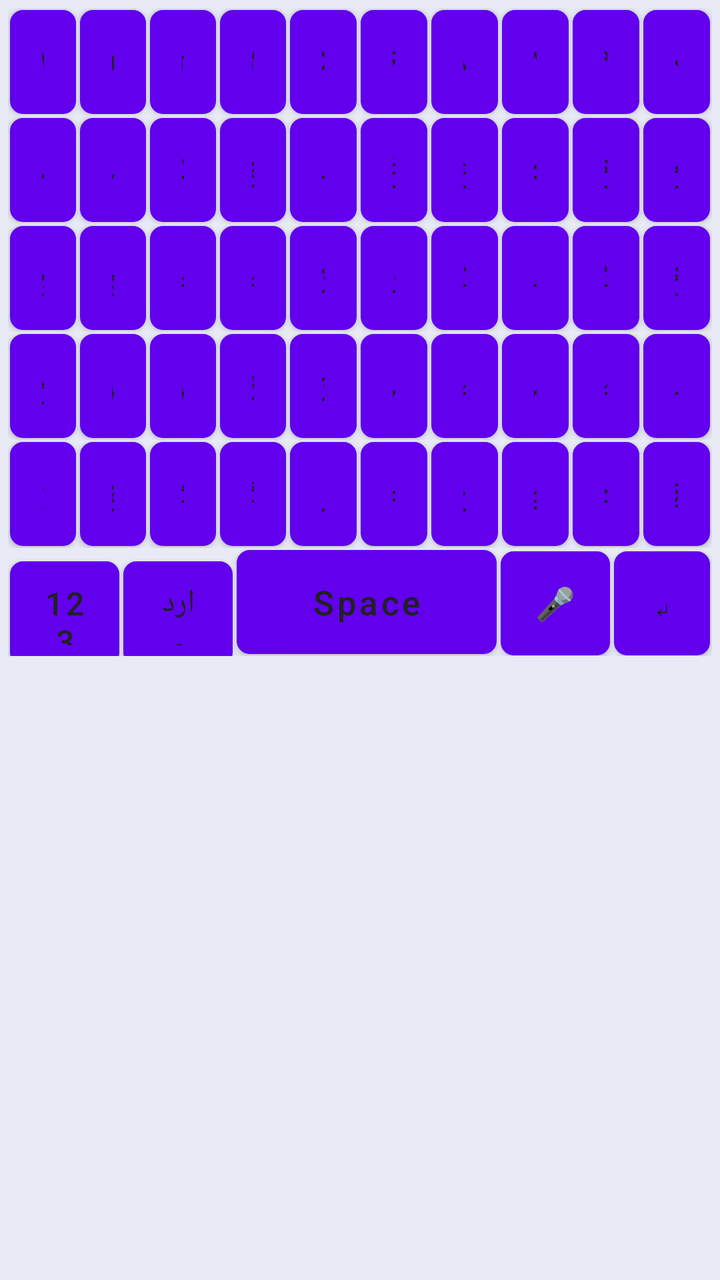
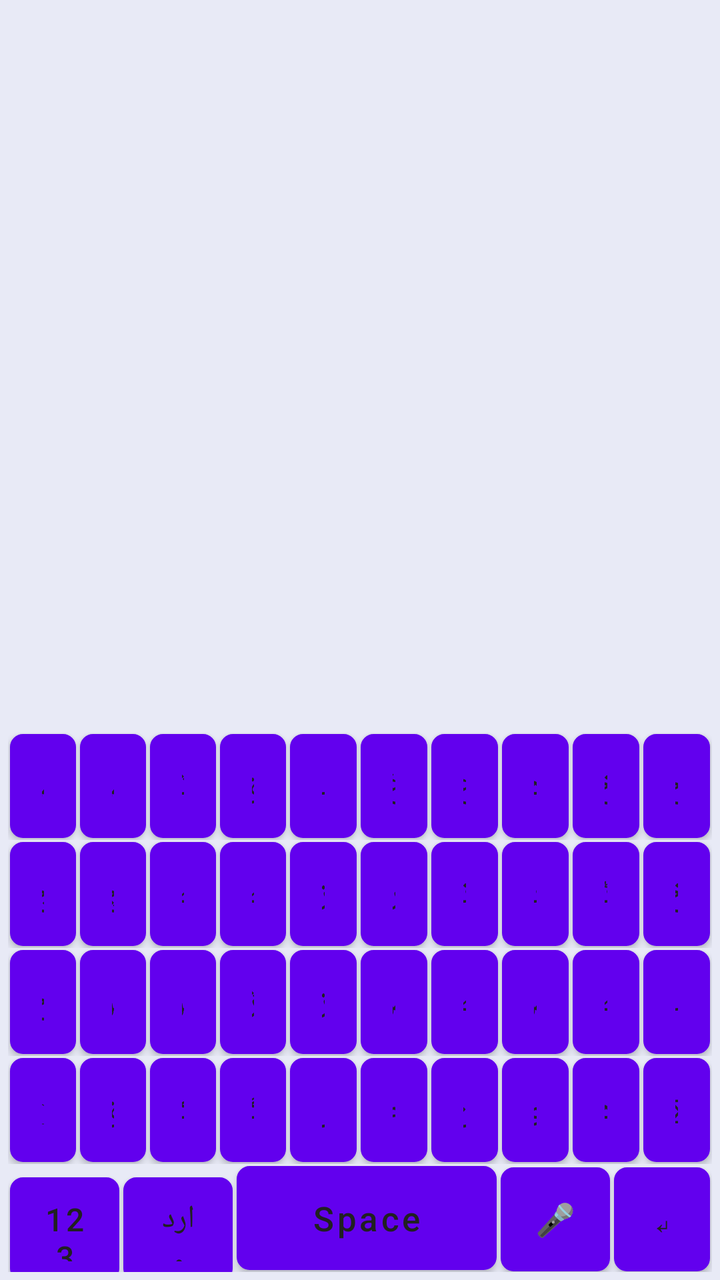

Compare the two renders of this Android layout. The source of the first and the diff that turns it into the second are given below.
<!-- AndroidManifest.xml: fallback theme Theme.MaterialComponents.DayNight.NoActionBar -->
<!-- res/layout/keyboard_urdu.xml -->
<?xml version="1.0" encoding="utf-8"?>
<LinearLayout xmlns:android="http://schemas.android.com/apk/res/android"
    android:layout_width="match_parent"
    android:layout_height="wrap_content"
    android:minHeight="332dp"
    android:background="#E8EAF6"
    android:clipToPadding="false"
    android:fitsSystemWindows="true"
    android:orientation="vertical"
    android:padding="4dp">

    <LinearLayout
        android:layout_width="match_parent"
        android:layout_height="wrap_content"
        android:orientation="horizontal">

        <Button android:id="@+id/urdu_key_num_1" style="@style/KeyboardButton" android:text="۱" />
        <Button android:id="@+id/urdu_key_num_2" style="@style/KeyboardButton" android:text="۲" />
        <Button android:id="@+id/urdu_key_num_3" style="@style/KeyboardButton" android:text="۳" />
        <Button android:id="@+id/urdu_key_num_4" style="@style/KeyboardButton" android:text="۴" />
        <Button android:id="@+id/urdu_key_num_5" style="@style/KeyboardButton" android:text="۵" />
        <Button android:id="@+id/urdu_key_num_6" style="@style/KeyboardButton" android:text="۶" />
        <Button android:id="@+id/urdu_key_num_7" style="@style/KeyboardButton" android:text="۷" />
        <Button android:id="@+id/urdu_key_num_8" style="@style/KeyboardButton" android:text="۸" />
        <Button android:id="@+id/urdu_key_num_9" style="@style/KeyboardButton" android:text="۹" />
        <Button android:id="@+id/urdu_key_num_0" style="@style/KeyboardButton" android:text="۰" />
    </LinearLayout>

    <LinearLayout
        android:layout_width="match_parent"
        android:layout_height="wrap_content"
        android:orientation="horizontal">

        <Button android:id="@+id/urdu_key_1" style="@style/KeyboardButton" android:text="ض" />
        <Button android:id="@+id/urdu_key_2" style="@style/KeyboardButton" android:text="ص" />
        <Button android:id="@+id/urdu_key_3" style="@style/KeyboardButton" android:text="ث" />
        <Button android:id="@+id/urdu_key_4" style="@style/KeyboardButton" android:text="ق" />
        <Button android:id="@+id/urdu_key_5" style="@style/KeyboardButton" android:text="ف" />
        <Button android:id="@+id/urdu_key_6" style="@style/KeyboardButton" android:text="غ" />
        <Button android:id="@+id/urdu_key_7" style="@style/KeyboardButton" android:text="ع" />
        <Button android:id="@+id/urdu_key_8" style="@style/KeyboardButton" android:text="ہ" />
        <Button android:id="@+id/urdu_key_9" style="@style/KeyboardButton" android:text="خ" />
        <Button android:id="@+id/urdu_key_10" style="@style/KeyboardButton" android:text="ح" />
    </LinearLayout>

    <LinearLayout
        android:layout_width="match_parent"
        android:layout_height="wrap_content"
        android:orientation="horizontal">

        <Button android:id="@+id/urdu_key_11" style="@style/KeyboardButton" android:text="ج" />
        <Button android:id="@+id/urdu_key_12" style="@style/KeyboardButton" android:text="چ" />
        <Button android:id="@+id/urdu_key_13" style="@style/KeyboardButton" android:text="ظ" />
        <Button android:id="@+id/urdu_key_14" style="@style/KeyboardButton" android:text="ط" />
        <Button android:id="@+id/urdu_key_15" style="@style/KeyboardButton" android:text="ز" />
        <Button android:id="@+id/urdu_key_16" style="@style/KeyboardButton" android:text="ر" />
        <Button android:id="@+id/urdu_key_17" style="@style/KeyboardButton" android:text="ذ" />
        <Button android:id="@+id/urdu_key_18" style="@style/KeyboardButton" android:text="د" />
        <Button android:id="@+id/urdu_key_19" style="@style/KeyboardButton" android:text="ڈ" />
        <Button android:id="@+id/urdu_key_20" style="@style/KeyboardButton" android:text="خ" />
    </LinearLayout>

    <LinearLayout
        android:layout_width="match_parent"
        android:layout_height="wrap_content"
        android:orientation="horizontal">

        <Button android:id="@+id/urdu_key_21" style="@style/KeyboardButton" android:text="ح" />
        <Button android:id="@+id/urdu_key_22" style="@style/KeyboardButton" android:text="ش" />
        <Button android:id="@+id/urdu_key_23" style="@style/KeyboardButton" android:text="س" />
        <Button android:id="@+id/urdu_key_24" style="@style/KeyboardButton" android:text="ژ" />
        <Button android:id="@+id/urdu_key_25" style="@style/KeyboardButton" android:text="ز" />
        <Button android:id="@+id/urdu_key_26" style="@style/KeyboardButton" android:text="ص" />
        <Button android:id="@+id/urdu_key_27" style="@style/KeyboardButton" android:text="ط" />
        <Button android:id="@+id/urdu_key_28" style="@style/KeyboardButton" android:text="ض" />
        <Button android:id="@+id/urdu_key_29" style="@style/KeyboardButton" android:text="ظ" />
        <Button android:id="@+id/urdu_key_30" style="@style/KeyboardButton" android:text="ف" />
    </LinearLayout>

    <LinearLayout
        android:layout_width="match_parent"
        android:layout_height="wrap_content"
        android:orientation="horizontal">

        <Button android:id="@+id/urdu_key_shift" style="@style/KeyboardButton" android:text="⇧" />
        <Button android:id="@+id/urdu_key_31" style="@style/KeyboardButton" android:text="ق" />
        <Button android:id="@+id/urdu_key_32" style="@style/KeyboardButton" android:text="ک" />
        <Button android:id="@+id/urdu_key_33" style="@style/KeyboardButton" android:text="گ" />
        <Button android:id="@+id/urdu_key_34" style="@style/KeyboardButton" android:text="ل" />
        <Button android:id="@+id/urdu_key_35" style="@style/KeyboardButton" android:text="م" />
        <Button android:id="@+id/urdu_key_36" style="@style/KeyboardButton" android:text="ن" />
        <Button android:id="@+id/urdu_key_37" style="@style/KeyboardButton" android:text="و" />
        <Button android:id="@+id/urdu_key_38" style="@style/KeyboardButton" android:text="ہ" />
        <Button android:id="@+id/urdu_backspace" style="@style/KeyboardButton" android:text="⌫" />
    </LinearLayout>

    <LinearLayout
        android:layout_width="match_parent"
        android:layout_height="wrap_content"
        android:orientation="horizontal">

        <Button android:id="@+id/urdu_key_symbols" style="@style/KeyboardButtonBottomSmall" android:text="123" />
        <Button android:id="@+id/urdu_key_language" style="@style/KeyboardButtonBottomSmall" android:text="اردو" />
        <Button android:id="@+id/urdu_key_space" style="@style/KeyboardButtonBottomSpace" android:text="Space" />
        <Button android:id="@+id/urdu_key_voice" style="@style/KeyboardButtonBottomSmall" android:text="🎤" />
        <Button android:id="@+id/urdu_key_enter" style="@style/KeyboardButtonBottomEnter" android:text="↵" />
    </LinearLayout>

</LinearLayout>
<!-- resources referenced by this layout -->
<resources>
  <style name="KeyboardButton">
          <item name="android:layout_width">0dp</item>
          <item name="android:layout_height">52dp</item>
          <item name="android:layout_weight">1</item>
          <item name="android:layout_margin">1dp</item>
          <item name="android:background">@drawable/key_background</item>
          <item name="android:textColor">#212121</item>
          <item name="android:textSize">17sp</item>
          <item name="android:textAllCaps">false</item>
          <item name="android:gravity">center</item>
          <item name="android:clickable">true</item>
          <item name="android:focusable">true</item>
      </style>
  <style name="KeyboardButtonBottomEnter" parent="KeyboardButton">
          <item name="android:layout_weight">0.7</item>
          <item name="android:textSize">16sp</item>
      </style>
  <style name="KeyboardButtonBottomSmall" parent="KeyboardButton">
          <item name="android:layout_weight">0.8</item>
          <item name="android:textSize">16sp</item>
      </style>
  <style name="KeyboardButtonBottomSpace" parent="KeyboardButton">
          <item name="android:layout_weight">1.9</item>
          <item name="android:textSize">17sp</item>
      </style>
  <!-- drawable key_background (drawable) -->
  <?xml version="1.0" encoding="utf-8"?>
  <selector xmlns:android="http://schemas.android.com/apk/res/android">
      
      <item android:state_pressed="true">
          <shape android:shape="rectangle">
              <solid android:color="#E0E0E0" />
              <corners android:radius="6dp" />
              <stroke
                  android:width="1dp"
                  android:color="#BDBDBD" />
              <padding
                  android:left="8dp"
                  android:top="8dp"
                  android:right="8dp"
                  android:bottom="8dp" />
          </shape>
      </item>
      
      
      <item>
          <shape android:shape="rectangle">
              <solid android:color="#FFFFFF" />
              <corners android:radius="6dp" />
              <stroke
                  android:width="1dp"
                  android:color="#E0E0E0" />
              <padding
                  android:left="8dp"
                  android:top="8dp"
                  android:right="8dp"
                  android:bottom="8dp" />
          </shape>
      </item>
  </selector>
</resources>

<!-- the commit's change to res/layout/keyboard_urdu.xml (unified diff, before → after) -->
@@ -2,29 +2,13 @@
 <LinearLayout xmlns:android="http://schemas.android.com/apk/res/android"
     android:layout_width="match_parent"
     android:layout_height="wrap_content"
-    android:minHeight="332dp"
+    android:minHeight="280dp"
     android:background="#E8EAF6"
     android:clipToPadding="false"
     android:fitsSystemWindows="true"
+    android:gravity="bottom"
     android:orientation="vertical"
     android:padding="4dp">
-
-    <LinearLayout
-        android:layout_width="match_parent"
-        android:layout_height="wrap_content"
-        android:orientation="horizontal">
-
-        <Button android:id="@+id/urdu_key_num_1" style="@style/KeyboardButton" android:text="۱" />
-        <Button android:id="@+id/urdu_key_num_2" style="@style/KeyboardButton" android:text="۲" />
-        <Button android:id="@+id/urdu_key_num_3" style="@style/KeyboardButton" android:text="۳" />
-        <Button android:id="@+id/urdu_key_num_4" style="@style/KeyboardButton" android:text="۴" />
-        <Button android:id="@+id/urdu_key_num_5" style="@style/KeyboardButton" android:text="۵" />
-        <Button android:id="@+id/urdu_key_num_6" style="@style/KeyboardButton" android:text="۶" />
-        <Button android:id="@+id/urdu_key_num_7" style="@style/KeyboardButton" android:text="۷" />
-        <Button android:id="@+id/urdu_key_num_8" style="@style/KeyboardButton" android:text="۸" />
-        <Button android:id="@+id/urdu_key_num_9" style="@style/KeyboardButton" android:text="۹" />
-        <Button android:id="@+id/urdu_key_num_0" style="@style/KeyboardButton" android:text="۰" />
-    </LinearLayout>
 
     <LinearLayout
         android:layout_width="match_parent"
